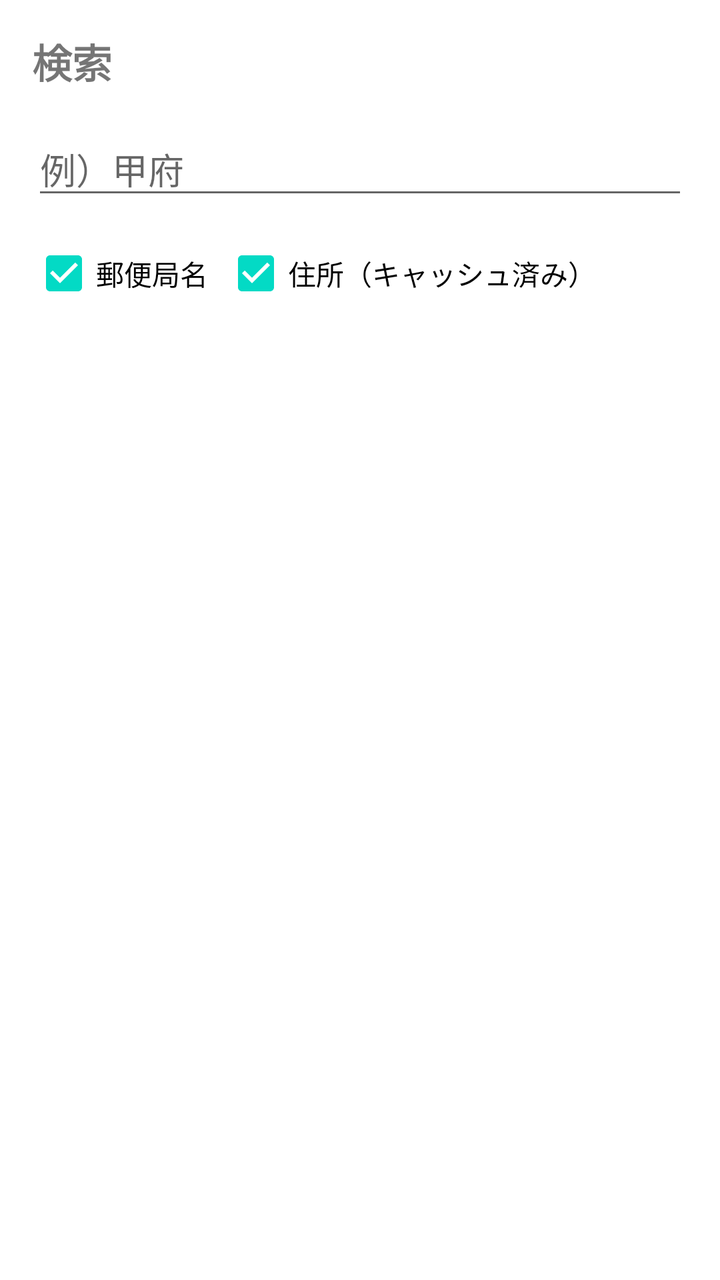
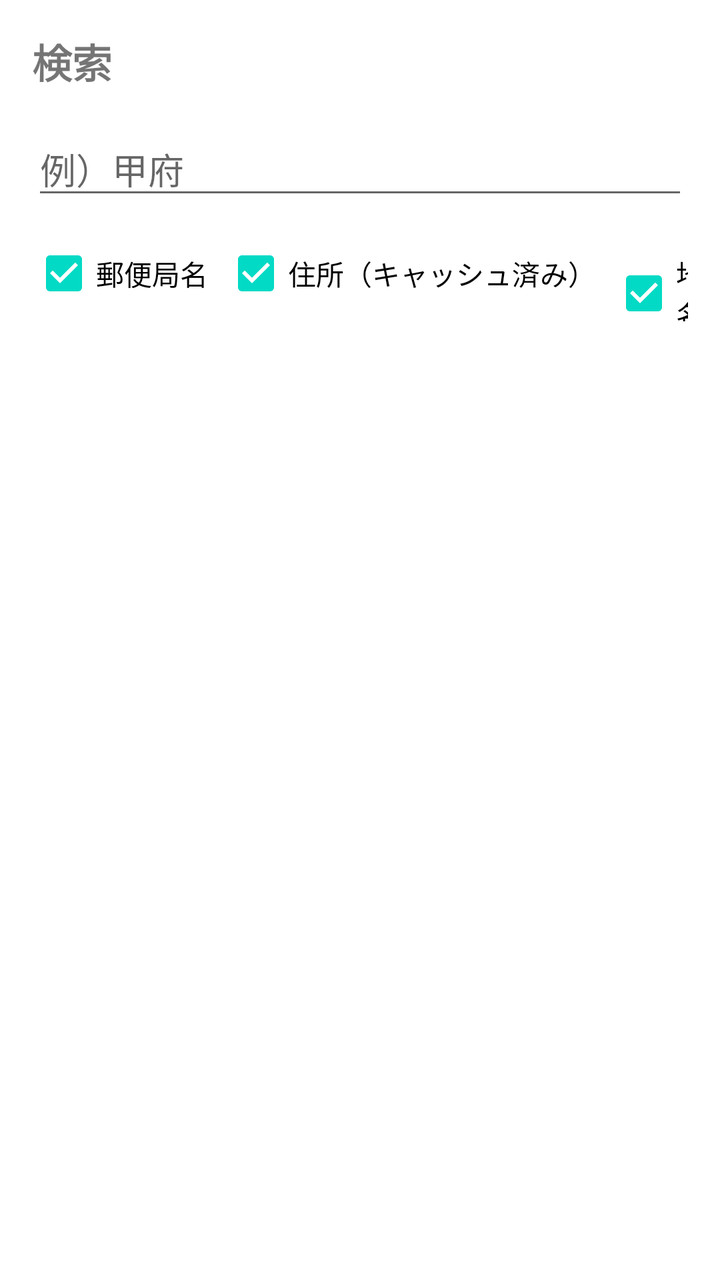

The first picture is an Android layout as it rendered before a commit; the second is the same layout after the commit. The layout source and the unified diff follow.
<!-- AndroidManifest.xml: application theme Theme.OsmJPPostalMap -->
<!-- res/layout/dialog_search.xml -->
<?xml version="1.0" encoding="utf-8"?>
<LinearLayout xmlns:android="http://schemas.android.com/apk/res/android"
    android:layout_width="match_parent"
    android:layout_height="wrap_content"
    android:orientation="vertical"
    android:padding="16dp">

    <TextView
        android:layout_width="wrap_content"
        android:layout_height="wrap_content"
        android:text="検索"
        android:textSize="20sp"
        android:textStyle="bold"
        android:layout_marginBottom="16dp" />

    <EditText
        android:id="@+id/search_input"
        android:layout_width="match_parent"
        android:layout_height="wrap_content"
        android:hint="例）甲府"
        android:inputType="text"
        android:maxLines="1"
        android:imeOptions="actionSearch" />

    <LinearLayout
        android:layout_width="match_parent"
        android:layout_height="wrap_content"
        android:orientation="horizontal"
        android:layout_marginTop="8dp">

        <CheckBox
            android:id="@+id/check_post_office"
            android:layout_width="wrap_content"
            android:layout_height="wrap_content"
            android:text="郵便局名"
            android:checked="true" />

        <CheckBox
            android:id="@+id/check_address"
            android:layout_width="wrap_content"
            android:layout_height="wrap_content"
            android:text="住所（キャッシュ済み）"
            android:checked="true"
            android:layout_marginStart="8dp" />
        
        
    </LinearLayout>

    <androidx.recyclerview.widget.RecyclerView
        android:id="@+id/search_results"
        android:layout_width="match_parent"
        android:layout_height="300dp"
        android:layout_marginTop="8dp" />

</LinearLayout>
<!-- resources referenced by this layout -->
<resources>
  <style name="Theme.OsmJPPostalMap" parent="Theme.MaterialComponents.DayNight.NoActionBar">
          
          <item name="colorPrimary">@color/jp_post_red</item>
          <item name="colorPrimaryVariant">@color/jp_post_red</item>
          <item name="colorOnPrimary">@color/white</item>
          
          <item name="colorSecondary">@color/teal_200</item>
          <item name="colorSecondaryVariant">@color/teal_700</item>
          <item name="colorOnSecondary">@color/black</item>
          
          <item name="android:statusBarColor">?attr/colorPrimaryVariant</item>
          <item name="android:windowLightStatusBar" tools:targetApi="m">false</item>
          
      </style>
  <color name="jp_post_red">#E60012</color>
  <color name="white">#FFFFFFFF</color>
  <color name="teal_200">#FF03DAC5</color>
  <color name="teal_700">#FF018786</color>
  <color name="black">#FF000000</color>
</resources>

<!-- the commit's change to res/layout/dialog_search.xml (unified diff, before → after) -->
@@ -42,7 +42,15 @@
             android:text="住所（キャッシュ済み）"
             android:checked="true"
             android:layout_marginStart="8dp" />
-        
+
+        <CheckBox
+            android:id="@+id/check_place"
+            android:layout_width="wrap_content"
+            android:layout_height="wrap_content"
+            android:text="地名"
+            android:checked="true"
+            android:layout_marginStart="8dp" />
+
         
     </LinearLayout>
 
